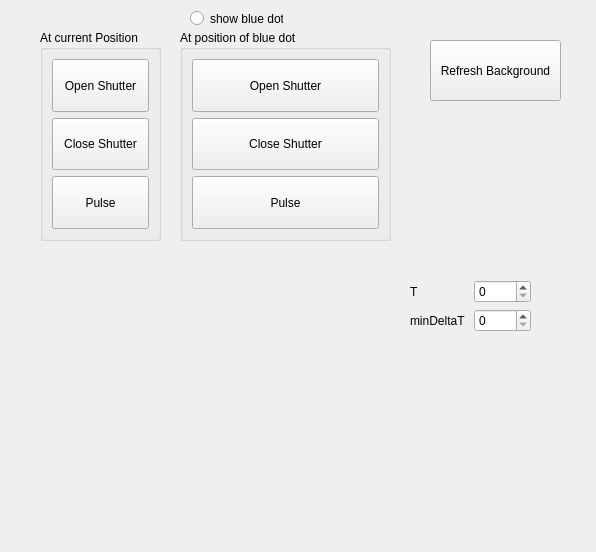
Old version of the form pages/pulsePage.ui in the repository Jogala/stageController_windows_64.
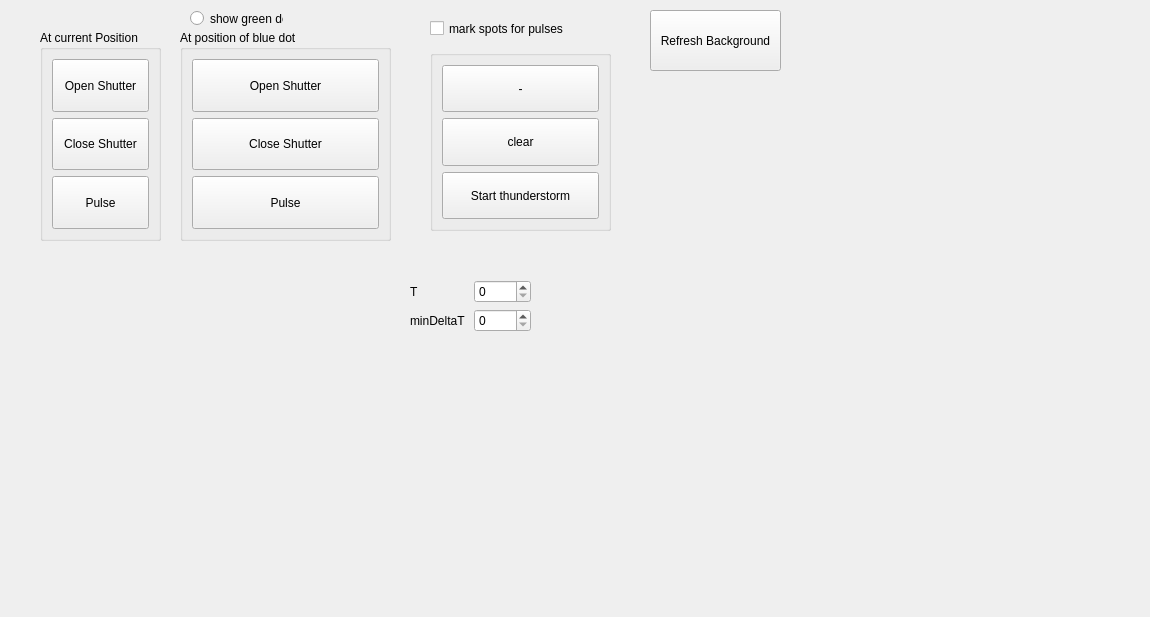
New version of the form. Icons and pictures are not drawn.

Diff of the .ui file:
```diff
--- a/pages/pulsePage.ui
+++ b/pages/pulsePage.ui
@@ -6,8 +6,8 @@
    <rect>
     <x>0</x>
     <y>0</y>
-    <width>596</width>
-    <height>552</height>
+    <width>1150</width>
+    <height>617</height>
    </rect>
   </property>
   <property name="windowTitle">
@@ -32,8 +32,8 @@
   <widget class="QPushButton" name="pushButton_refreshBackground">
    <property name="geometry">
     <rect>
-     <x>430</x>
-     <y>40</y>
+     <x>650</x>
+     <y>10</y>
      <width>131</width>
      <height>61</height>
     </rect>
@@ -223,9 +223,76 @@
     </rect>
    </property>
    <property name="text">
-    <string>show blue dot </string>
+    <string>show green dot </string>
    </property>
   </widget>
+  <widget class="QCheckBox" name="checkBox_thunderstorm">
+   <property name="geometry">
+    <rect>
+     <x>430</x>
+     <y>20</y>
+     <width>211</width>
+     <height>17</height>
+    </rect>
+   </property>
+   <property name="text">
+    <string>mark spots for pulses </string>
+   </property>
+  </widget>
+  <widget class="QGroupBox" name="groupBox">
+   <property name="geometry">
+    <rect>
+     <x>430</x>
+     <y>50</y>
+     <width>181</width>
+     <height>181</height>
+    </rect>
+   </property>
+   <property name="title">
+    <string/>
+   </property>
+   <layout class="QGridLayout" name="gridLayout_3">
+    <item row="1" column="0">
+     <widget class="QPushButton" name="pushButton">
+      <property name="sizePolicy">
+       <sizepolicy hsizetype="Minimum" vsizetype="Expanding">
+        <horstretch>0</horstretch>
+        <verstretch>0</verstretch>
+       </sizepolicy>
+      </property>
+      <property name="text">
+       <string>-</string>
+      </property>
+     </widget>
+    </item>
+    <item row="2" column="0">
+     <widget class="QPushButton" name="pushButton_2">
+      <property name="sizePolicy">
+       <sizepolicy hsizetype="Minimum" vsizetype="Expanding">
+        <horstretch>0</horstretch>
+        <verstretch>0</verstretch>
+       </sizepolicy>
+      </property>
+      <property name="text">
+       <string>clear</string>
+      </property>
+     </widget>
+    </item>
+    <item row="3" column="0">
+     <widget class="QPushButton" name="open_shutter__blueDot_2">
+      <property name="sizePolicy">
+       <sizepolicy hsizetype="Expanding" vsizetype="Expanding">
+        <horstretch>0</horstretch>
+        <verstretch>0</verstretch>
+       </sizepolicy>
+      </property>
+      <property name="text">
+       <string>Start thunderstorm</string>
+      </property>
+     </widget>
+    </item>
+   </layout>
+  </widget>
  </widget>
  <resources>
   <include location="../Resources.qrc"/>
```
